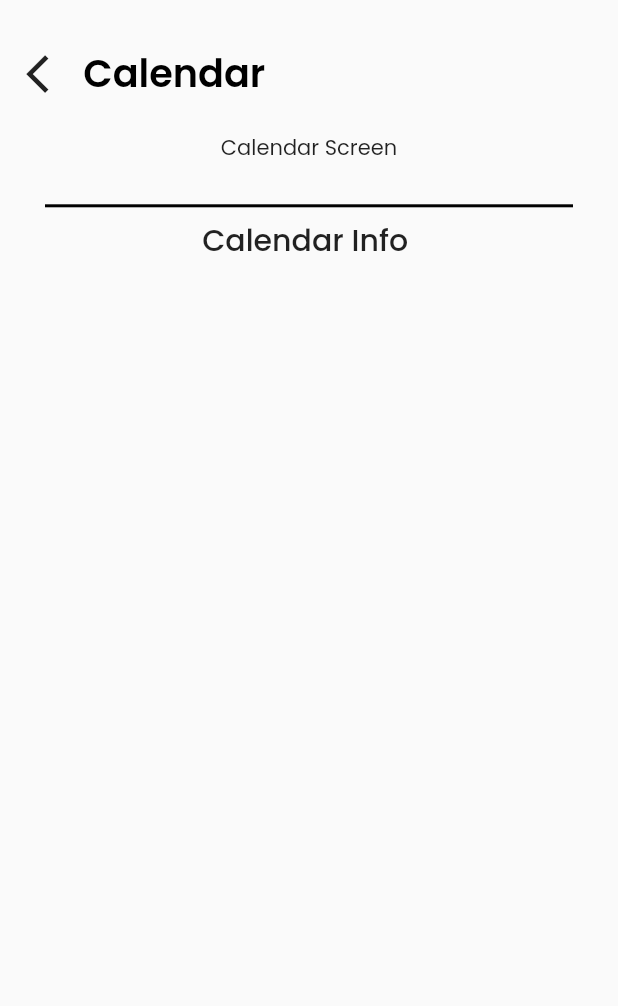
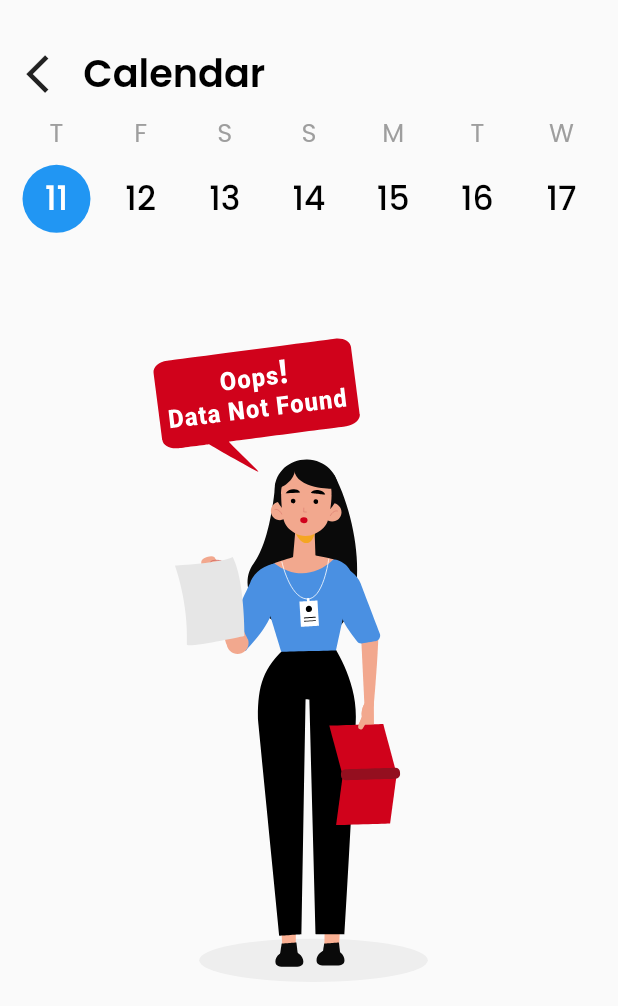
Before and after one commit to mehulminat/pill-reminder, a Flutter app: the CalendarEx screen opened directly, on a phone screen of 412 x 824 dp. Shown: the top 1006 px of the screen. Run offline on Flutter 3.47's test engine with Material 2 defaults, Android fonts, the phone set to English and light mode, and no system bars; our stand-ins replace flutter_local_notifications, image_picker, lottie, shared_preferences, sqflite, timezone; accounts and stored records are empty.

Commit message:
calender added

```diff
--- a/lib/screens/calendar/calendarex.dart
+++ b/lib/screens/calendar/calendarex.dart
@@ -1,4 +1,17 @@
+import 'dart:io';
+import 'package:lottie/lottie.dart';
+import 'package:flutter/cupertino.dart';
 import 'package:flutter/material.dart';
+import 'package:flutter_local_notifications/flutter_local_notifications.dart';
+import 'package:shared_preferences/shared_preferences.dart';
+import '../../notifications/notifications.dart';
+import '../../database/repository.dart';
+import '../../models/pill.dart';
+import '../../screens/home/medicines_list.dart';
+import '../../screens/home/calendar.dart';
+import '../../models/calendar_day_model.dart';
+import 'package:pill_reminder/screens/profile/profile.dart';
+import 'package:pill_reminder/screens/calendar/calendarex.dart';
 
 class CalendarEx extends StatefulWidget {
   @override
@@ -6,10 +19,71 @@ class CalendarEx extends StatefulWidget {
 }
 
 class _CalendarExState extends State<CalendarEx> {
+  final Notifications _notifications = Notifications();
+  FlutterLocalNotificationsPlugin flutterLocalNotificationsPlugin;
+  //===============================================================
+
+  //--------------------| List of Pills from database |----------------------
+  List<Pill> allListOfPills = List<Pill>();
+  final Repository _repository = Repository();
+  List<Pill> dailyPills = List<Pill>();
+  //=========================================================================
+
+  //-----------------| Calendar days |------------------
+  final CalendarDayModel _days = CalendarDayModel();
+  List<CalendarDayModel> _daysList;
+  //====================================================
+
+  //handle last choose day index in calendar
+  int _lastChooseDay = 0;
+
+  @override
+  void initState() {
+    super.initState();
+    initNotifies();
+    setData();
+
+    _daysList = _days.getCurrentDays();
+  }
+
+  //init notifications
+  Future initNotifies() async => flutterLocalNotificationsPlugin =
+      await _notifications.initNotifies(context);
+
+  //--------------------GET ALL DATA FROM DATABASE---------------------
+  Future setData() async {
+    allListOfPills.clear();
+    (await _repository.getAllData("Pills")).forEach((pillMap) {
+      allListOfPills.add(Pill().pillMapToObject(pillMap));
+    });
+    chooseDay(_daysList[_lastChooseDay]);
+  }
+
+  void chooseDay(CalendarDayModel clickedDay) {
+    setState(() {
+      _lastChooseDay = _daysList.indexOf(clickedDay);
+      _daysList.forEach((day) => day.isChecked = false);
+      CalendarDayModel chooseDay = _daysList[_daysList.indexOf(clickedDay)];
+      chooseDay.isChecked = true;
+      dailyPills.clear();
+      allListOfPills.forEach((pill) {
+        DateTime pillDate =
+            DateTime.fromMicrosecondsSinceEpoch(pill.time * 1000);
+        if (chooseDay.dayNumber == pillDate.day &&
+            chooseDay.month == pillDate.month &&
+            chooseDay.year == pillDate.year) {
+          dailyPills.add(pill);
+        }
+      });
+      dailyPills.sort((pill1, pill2) => pill1.time.compareTo(pill2.time));
+    });
+  }
+
   @override
   Widget build(BuildContext context) {
     final deviceHeight = MediaQuery.of(context).size.height - 60.0;
-
+    // final double deviceHeight =
+    // MediaQuery.of(context).size.height - MediaQuery.of(context).padding.top;
     return Scaffold(
       body: SafeArea(
         child: Padding(
@@ -47,23 +121,31 @@ class _CalendarExState extends State<CalendarEx> {
                 ],
               ),
               SizedBox(
-                height: 20.0,
+                height: deviceHeight * 0.01,
               ),
-              Text("Calendar Screen"),
-              SizedBox(
-                height: 20.0,
+              Padding(
+                padding: EdgeInsets.symmetric(horizontal: 5.0),
+                child: Calendar(chooseDay, _daysList),
               ),
-              Divider(
-                indent: 20,
-                thickness: 2,
-                endIndent: 20,
-                color: Colors.black,
-              ),
-              Text(
-                "Calendar Info ",
-                style: TextStyle(fontWeight: FontWeight.w500, fontSize: 20.0),
-                textAlign: TextAlign.left,
-              ),
+              SizedBox(height: deviceHeight * 0.03),
+              dailyPills.isEmpty
+                  ? SizedBox(
+                      // width: deviceWidth,
+                      height: 400,
+                      child: OverflowBox(
+                        maxHeight: 700,
+                        maxWidth: 600,
+                        child: Lottie.asset(
+                          'assets/lottieanim/nodata_anim.json',
+                          repeat: true,
+                          reverse: true,
+                          alignment: Alignment.center,
+                          // width: 50.0,
+                        ),
+                      ),
+                    )
+                  : MedicinesList(
+                      dailyPills, setData, flutterLocalNotificationsPlugin)
             ],
           ),
         ),
```
Also changed, not shown: lib/screens/calendar/calendar_day.dart (added, +54 -0 lines).
